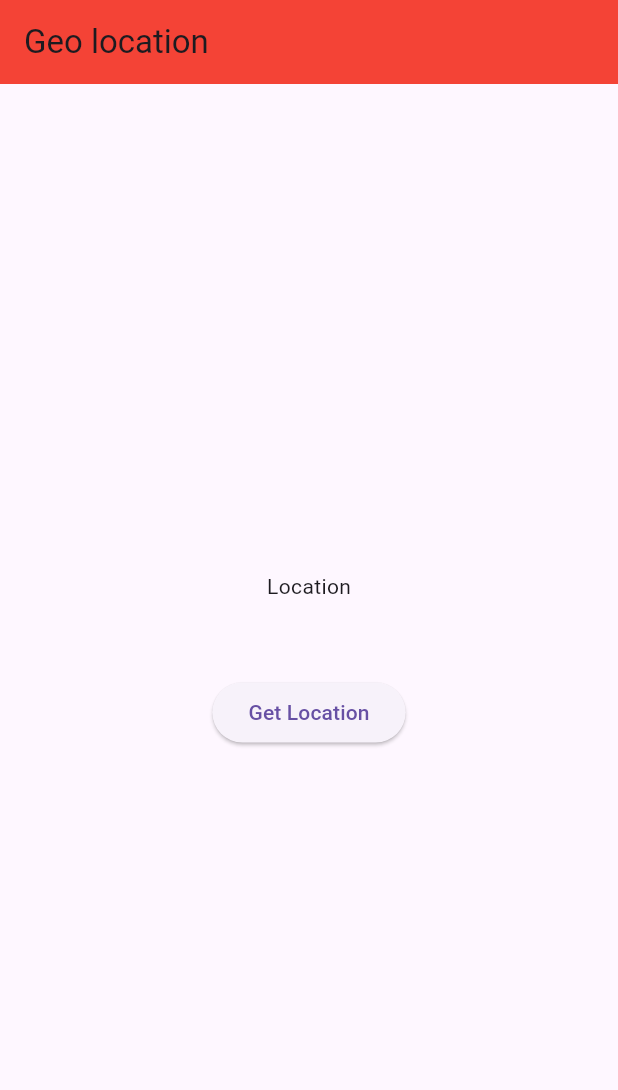
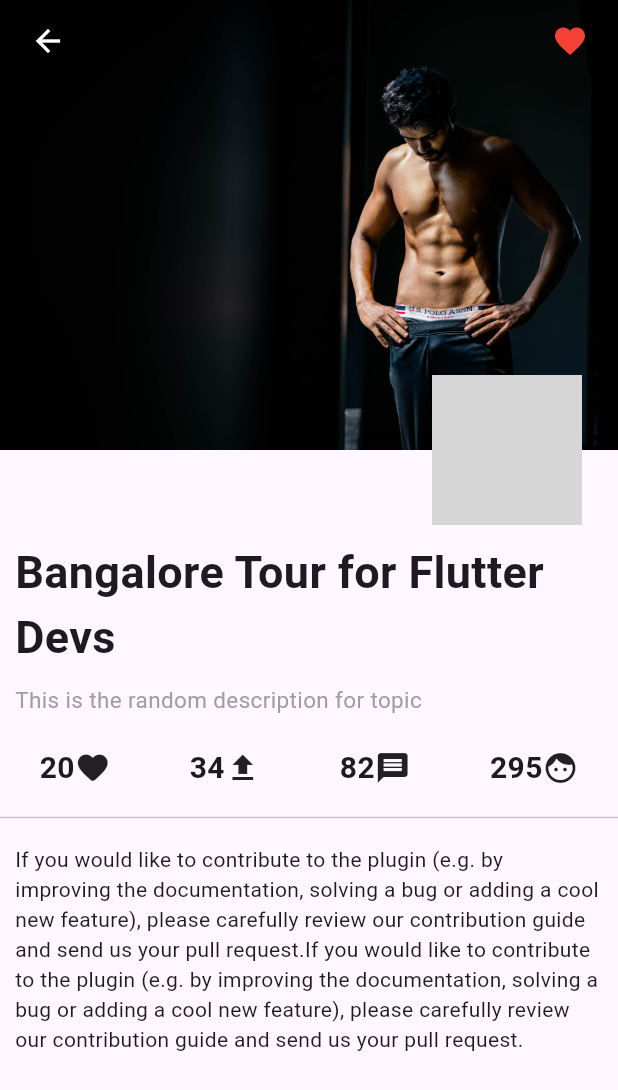
Before and after one commit to Jashwanth-Gowda-R/my_flutter_widgets, a Flutter app: the screen it shows after launch, on a phone screen of 412 x 824 dp. Shown: the top 1090 px of the screen. Run offline on Flutter 3.47's test engine with Material 2 defaults, Android fonts, the phone set to English and light mode, and no system bars; our stand-ins replace animated_text_kit, cached_network_image, fluttertoast, geolocator, image_picker; network calls fail; grey boxes are pictures that could not be loaded.

Commit message:
added ui clone -1

```diff
--- a/lib/main.dart
+++ b/lib/main.dart
@@ -1,5 +1,5 @@
 import 'package:flutter/material.dart';
-import 'package:flutter_widgets/views/widgets/geolocation.dart';
+import 'package:flutter_widgets/views/UI/cloning_1/day19.dart';
 
 void main() {
   runApp(const MyApp());
@@ -19,7 +19,7 @@ class MyApp extends StatelessWidget {
         primaryColor: Colors.greenAccent,
         useMaterial3: true,
       ),
-      home: const GeolocationWidget(),
+      home: const Day19(),
     );
   }
 }
--- /dev/null
+++ b/lib/views/UI/cloning_1/day19.dart
@@ -0,0 +1,156 @@
+// ignore_for_file: public_member_api_docs, sort_constructors_first
+import 'package:flutter/material.dart';
+
+class Day19 extends StatelessWidget {
+  const Day19({super.key});
+
+  @override
+  Widget build(BuildContext context) {
+    var h = MediaQuery.of(context).size.height;
+    var w = MediaQuery.of(context).size.width;
+    return Scaffold(
+      body: Container(
+        child: Column(
+          children: [
+            Stack(
+              children: [
+                Positioned(
+                  child: SizedBox(
+                    height: 350,
+                    child: Stack(
+                      children: [
+                        Positioned(
+                          child: Container(
+                            height: 300,
+                            decoration: const BoxDecoration(
+                              image: DecorationImage(
+                                image: AssetImage(
+                                  'assets/img/Jashwant-44.jpg',
+                                ),
+                                fit: BoxFit.cover,
+                              ),
+                            ),
+                          ),
+                        ),
+                        const Positioned(
+                          bottom: 0,
+                          right: 24,
+                          child: CircleAvatar(
+                            backgroundImage: NetworkImage(
+                                'https://avatars.githubusercontent.com/u/56092435?v=4'),
+                            radius: 50,
+                          ),
+                        ),
+                        const Positioned(
+                          top: 15,
+                          right: 20,
+                          child: Icon(
+                            Icons.favorite,
+                            color: Colors.red,
+                          ),
+                        ),
+                        const Positioned(
+                          top: 15,
+                          left: 20,
+                          child: Icon(
+                            Icons.arrow_back,
+                            color: Colors.white,
+                          ),
+                        ),
+                      ],
+                    ),
+                  ),
+                ),
+              ],
+            ),
+            Container(
+              padding: const EdgeInsets.all(10),
+              // color: Colors.blue,
+              child: const Column(
+                crossAxisAlignment: CrossAxisAlignment.start,
+                children: [
+                  Text(
+                    'Bangalore Tour for Flutter Devs',
+                    style: TextStyle(
+                      fontSize: 30,
+                      fontWeight: FontWeight.bold,
+                    ),
+                  ),
+                  SizedBox(
+                    height: 10,
+                  ),
+                  Text(
+                    'This is the random description for topic',
+                    style: TextStyle(
+                      fontSize: 15,
+                      color: Colors.grey,
+                    ),
+                  )
+                ],
+              ),
+            ),
+            const SizedBox(
+              height: 50,
+              child: Row(
+                mainAxisAlignment: MainAxisAlignment.spaceAround,
+                children: [
+                  InfoWidget(
+                    icon: Icons.favorite_rounded,
+                    text: '20',
+                  ),
+                  InfoWidget(
+                    icon: Icons.upload,
+                    text: '34',
+                  ),
+                  InfoWidget(
+                    icon: Icons.message,
+                    text: '82',
+                  ),
+                  InfoWidget(
+                    icon: Icons.face,
+                    text: '295',
+                  ),
+                ],
+              ),
+            ),
+            const Divider(),
+            Container(
+              padding: const EdgeInsets.all(10),
+              child: const Text(
+                  "If you would like to contribute to the plugin (e.g. by improving the documentation, solving a bug or adding a cool new feature), please carefully review our contribution guide and send us your pull request.If you would like to contribute to the plugin (e.g. by improving the documentation, solving a bug or adding a cool new feature), please carefully review our contribution guide and send us your pull request."),
+            )
+          ],
+        ),
+      ),
+    );
+  }
+}
+
+class InfoWidget extends StatelessWidget {
+  const InfoWidget({
+    Key? key,
+    required this.text,
+    required this.icon,
+  }) : super(key: key);
+  final String text;
+  final IconData icon;
+
+  @override
+  Widget build(BuildContext context) {
+    return Row(
+      children: [
+        Text(
+          text,
+          style: const TextStyle(
+            fontSize: 20,
+            fontWeight: FontWeight.bold,
+          ),
+        ),
+        const SizedBox(
+          height: 5,
+        ),
+        Icon(icon)
+      ],
+    );
+  }
+}
```
